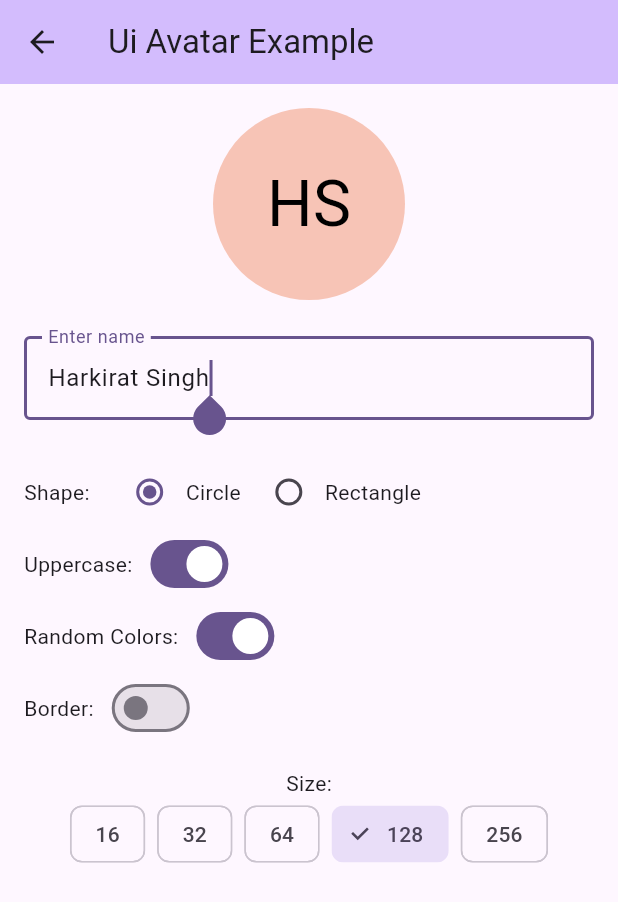
After one commit to 0xharkirat/ui_avatar, a Flutter app: the screen it shows after launch, after a tap on "HS", on a phone screen of 412 x 824 dp. The commit adds this screen. Shown: the top 902 px of the screen. Run offline on Flutter 3.47's test engine with Material 3 defaults, Android fonts, the phone set to English and light mode, and no system bars.

Commit message:
add: individual playground

```diff
--- a/lib/ui_avatar.dart
+++ b/lib/ui_avatar.dart
@@ -124,7 +124,7 @@ class UiAvatar extends StatelessWidget {
   Widget build(BuildContext context) {
     final Color finalBgColor =
         useRandomColors
-            ? (useNameAsSeed ? _getSeededColor(name) : _getRandomColor())
+            ? (useNameAsSeed ? _getSeededColor(name.trim()) : _getRandomColor())
             : bgColor;
 
     final Color finalTextColor =
--- a/ui_avatar_example/lib/home_screen.dart
+++ b/ui_avatar_example/lib/home_screen.dart
@@ -1,6 +1,7 @@
 import 'package:flutter/material.dart';
 import 'package:ui_avatar_example/names.dart';
 import 'package:ui_avatar/ui_avatar.dart';
+import 'package:ui_avatar_example/single_screen.dart';
 
 class HomeScreen extends StatefulWidget {
   const HomeScreen({super.key});
@@ -39,15 +40,30 @@ class _HomeScreenState extends State<HomeScreen> {
       body: Column(
         children: [
           ListTile(
+            onTap: () {
+              Navigator.of(context).push(
+                MaterialPageRoute(
+                  builder:
+                      (context) => SingleScreen(
+                        tag: 'Harkirat',
+                        name: "Harkirat Singh",
+                        isRandom: isRandom,
+                      ),
+                ),
+              );
+            },
             tileColor: Theme.of(context).colorScheme.tertiary.withOpacity(0.1),
             contentPadding: const EdgeInsets.all(8),
             title: Text(
               "Harkirat Singh",
               style: TextStyle(fontWeight: FontWeight.bold),
             ),
-            leading: UiAvatar(
-              useRandomColors: isRandom,
-              fontWeight: FontWeight.bold,
+            leading: Hero(
+              tag: 'Harkirat',
+              child: UiAvatar(
+                useRandomColors: isRandom,
+                fontWeight: FontWeight.bold,
+              ),
             ),
           ),
           const Divider(height: 1, color: Colors.grey),
@@ -57,9 +73,19 @@ class _HomeScreenState extends State<HomeScreen> {
               itemBuilder: (context, index) {
                 final name = harryPotterNames[index];
                 return ListTile(
+                  onTap: () {
+                    Navigator.of(context).push(
+                      MaterialPageRoute(
+                        builder:
+                            (context) =>
+                                SingleScreen(name: name, isRandom: isRandom, tag: name),
+                      ),
+                    );
+                  },
                   contentPadding: const EdgeInsets.all(8),
                   title: Text(name),
-                  leading: UiAvatar(name: name, useRandomColors: isRandom),
+                  leading: Hero(tag: name,
+                  child: UiAvatar(name: name, useRandomColors: isRandom)),
                 );
               },
               separatorBuilder:
--- /dev/null
+++ b/ui_avatar_example/lib/single_screen.dart
@@ -0,0 +1,238 @@
+import 'package:flutter/material.dart';
+import 'package:ui_avatar/ui_avatar.dart';
+
+class SingleScreen extends StatefulWidget {
+  const SingleScreen({
+    super.key,
+    required this.name,
+    required this.isRandom,
+    required this.tag,
+  });
+
+  final String name;
+  final bool isRandom;
+  final String tag;
+
+  @override
+  State<SingleScreen> createState() => _SingleScreenState();
+}
+
+class _SingleScreenState extends State<SingleScreen> {
+  final TextEditingController _controller = TextEditingController();
+
+  String text = "";
+  double size = 128;
+  BoxShape shape = BoxShape.circle;
+  bool isUpperCase = true;
+  bool useRandomColors = false;
+  bool showBorder = false;
+
+  Color bgColor = Colors.grey;
+  Color textColor = Colors.black;
+  Color borderColor = Colors.white;
+
+  @override
+  void initState() {
+    super.initState();
+    text = widget.name;
+    _controller.text = widget.name;
+    useRandomColors = widget.isRandom;
+  }
+
+  @override
+  void dispose() {
+    _controller.dispose();
+    super.dispose();
+  }
+
+  void updateShape(BoxShape? value) {
+    if (value != null) {
+      setState(() {
+        shape = value;
+      });
+    }
+  }
+
+  void updateSize(double newSize) {
+    setState(() {
+      size = newSize;
+    });
+  }
+
+  Widget buildColorPicker(String label, Color currentColor, ValueChanged<Color> onChanged) {
+    final List<Color> colors = [
+      Colors.black,
+      Colors.white,
+      Colors.grey,
+      Colors.red,
+      Colors.green,
+      Colors.blue,
+      Colors.orange,
+      Colors.purple,
+      Colors.brown,
+      Colors.teal,
+    ];
+
+    return Column(
+      crossAxisAlignment: CrossAxisAlignment.start,
+      children: [
+        Text(label),
+        Wrap(
+          spacing: 8,
+          children: colors.map((color) {
+            return GestureDetector(
+              onTap: () => onChanged(color),
+              child: Container(
+                width: 32,
+                height: 32,
+                decoration: BoxDecoration(
+                  color: color,
+                  shape: BoxShape.circle,
+                  border: Border.all(
+                    color: currentColor == color ? Colors.black : Colors.transparent,
+                    width: 2,
+                  ),
+                ),
+              ),
+            );
+          }).toList(),
+        ),
+      ],
+    );
+  }
+
+  @override
+  Widget build(BuildContext context) {
+    final avatar = UiAvatar(
+      name: text,
+      useRandomColors: useRandomColors,
+      size: size,
+      shape: shape,
+      isUpperCase: isUpperCase,
+      bgColor: bgColor,
+      textColor: textColor,
+      border: showBorder
+          ? Border.all(color: borderColor, width: 2)
+          : null,
+    );
+
+    return Scaffold(
+      appBar: AppBar(
+        title: const Text('Ui Avatar Example'),
+        backgroundColor: Theme.of(context).colorScheme.inversePrimary,
+      ),
+      body: SingleChildScrollView(
+        padding: const EdgeInsets.all(16),
+        child: Column(
+          mainAxisSize: MainAxisSize.min,
+          children: [
+            Hero(tag: widget.tag, child: avatar),
+
+            const SizedBox(height: 24),
+
+            TextField(
+              controller: _controller,
+              autofocus: true,
+              onChanged: (value) => setState(() => text = value),
+              decoration: const InputDecoration(
+                labelText: 'Enter name',
+                border: OutlineInputBorder(),
+              ),
+            ),
+
+            const SizedBox(height: 24),
+
+            Row(
+              children: [
+                const Text('Shape:'),
+                const SizedBox(width: 16),
+                Expanded(
+                  child: Row(
+                    children: [
+                      Radio<BoxShape>(
+                        value: BoxShape.circle,
+                        groupValue: shape,
+                        onChanged: updateShape,
+                      ),
+                      const Text('Circle'),
+                      const SizedBox(width: 8),
+                      Radio<BoxShape>(
+                        value: BoxShape.rectangle,
+                        groupValue: shape,
+                        onChanged: updateShape,
+                      ),
+                      const Text('Rectangle'),
+                    ],
+                  ),
+                ),
+              ],
+            ),
+
+            Row(
+              children: [
+                const Text('Uppercase:'),
+                const SizedBox(width: 8),
+                Switch.adaptive(
+                  value: isUpperCase,
+                  onChanged: (val) => setState(() => isUpperCase = val),
+                ),
+              ],
+            ),
+
+            Row(
+              children: [
+                const Text('Random Colors:'),
+                const SizedBox(width: 8),
+                Switch.adaptive(
+                  value: useRandomColors,
+                  onChanged: (val) => setState(() => useRandomColors = val),
+                ),
+              ],
+            ),
+
+            Row(
+              children: [
+                const Text('Border:'),
+                const SizedBox(width: 8),
+                Switch.adaptive(
+                  value: showBorder,
+                  onChanged: (val) => setState(() => showBorder = val),
+                ),
+              ],
+            ),
+
+            const SizedBox(height: 16),
+            const Text("Size:"),
+            Wrap(
+              spacing: 8,
+              children: [16.0, 32.0, 64.0, 128.0, 256.0]
+                  .map((s) => ChoiceChip(
+                        label: Text('${s.toInt()}'),
+                        selected: size == s,
+                        onSelected: (_) => updateSize(s),
+                      ))
+                  .toList(),
+            ),
+
+            const SizedBox(height: 24),
+
+            if (!useRandomColors)
+              Column(
+                crossAxisAlignment: CrossAxisAlignment.start,
+                children: [
+                  buildColorPicker("Background Color", bgColor, (color) => setState(() => bgColor = color)),
+                  const SizedBox(height: 16),
+                  buildColorPicker("Text Color", textColor, (color) => setState(() => textColor = color)),
+                ],
+              ),
+
+            if (showBorder) ...[
+              const SizedBox(height: 16),
+              buildColorPicker("Border Color", borderColor, (color) => setState(() => borderColor = color)),
+            ],
+          ],
+        ),
+      ),
+    );
+  }
+}
```
